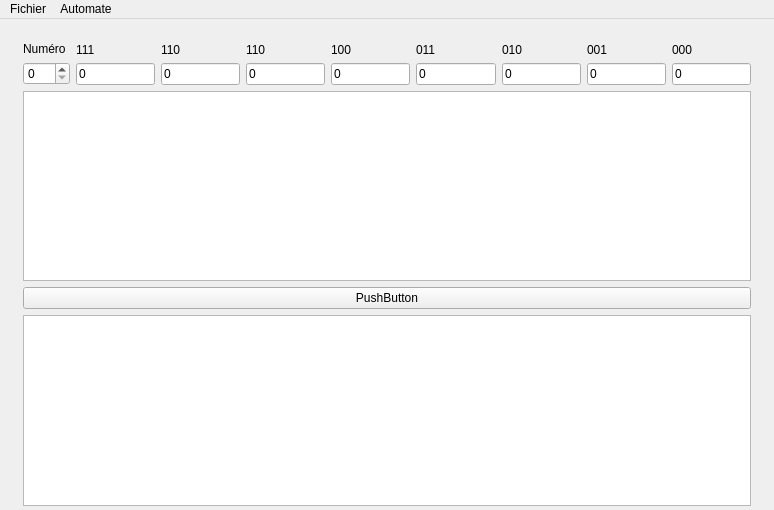
Above: src/ui/mainwindow.ui from danousna/autocell before the change. Below: the same form after it.
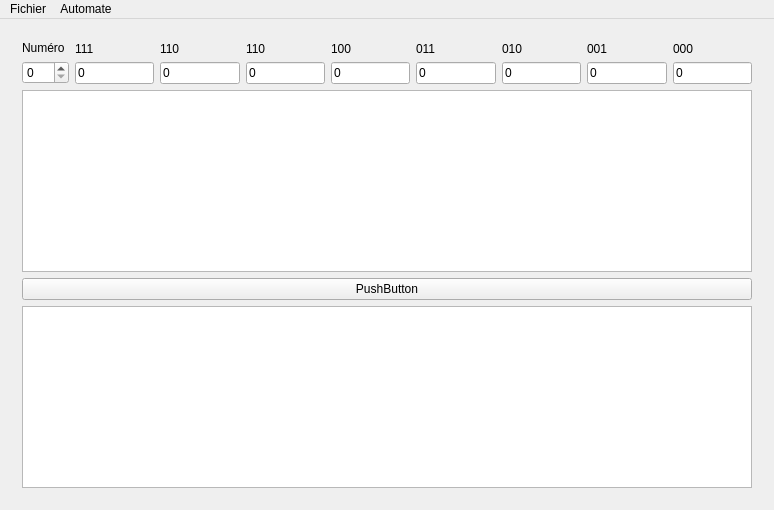
That is the form after the change.

```diff
--- a/src/ui/mainwindow.ui
+++ b/src/ui/mainwindow.ui
@@ -14,15 +14,9 @@
    <string>AutoCell</string>
   </property>
   <widget class="QWidget" name="centralWidget">
+   <layout class="QVBoxLayout" name="verticalLayout_11">
+    <item>
    <widget class="QStackedWidget" name="stackedWidget">
-    <property name="geometry">
-     <rect>
-      <x>12</x>
-      <y>12</y>
-      <width>750</width>
-      <height>486</height>
-     </rect>
-    </property>
     <property name="currentIndex">
      <number>0</number>
     </property>
@@ -262,6 +256,8 @@
     <widget class="QWidget" name="page_3"/>
     <widget class="QWidget" name="page_4"/>
    </widget>
+    </item>
+   </layout>
   </widget>
   <widget class="QMenuBar" name="menuBar">
    <property name="geometry">
```
Lines whose indentation alone changed are shown as unchanged.
